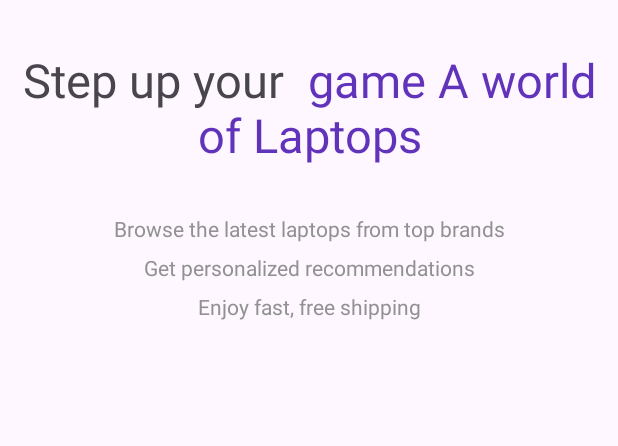
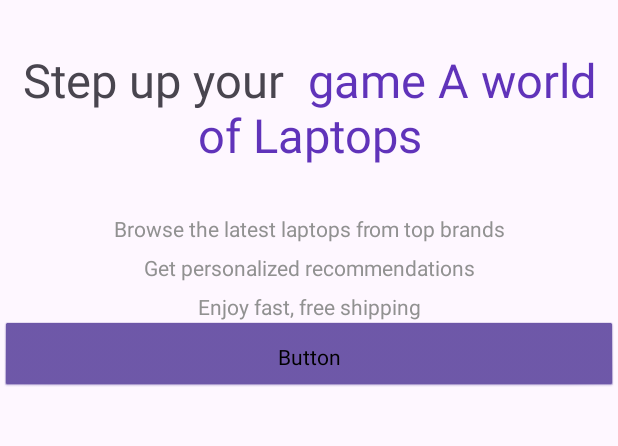
Before and after one commit to NotTarun11/Revive---App-Project, an Android app: the IntroActivity screen opened directly, with no data from a screen before it, on a phone screen of 412 x 824 dp, the part 240-686 px from its top. Run offline under Robolectric (Android 15) with nearby library versions, the phone set to English and light mode, and no system bars.

```diff
--- a/app/src/main/res/drawable/purple_button_bg.xml
+++ b/app/src/main/res/drawable/purple_button_bg.xml
@@ -3,6 +3,7 @@
 <item>
     <shape android:shape="rectangle">
         <corners android:radius="10dp"/>
+        <solid android:color="@color/purple"/>
     </shape>
 </item>
 </selector>
--- a/app/src/main/res/layout/activity_intro.xml
+++ b/app/src/main/res/layout/activity_intro.xml
@@ -41,6 +41,13 @@
                 android:layout_marginTop="32dp"
                 android:lineSpacingExtra="10dp"
                 android:textColor="@color/grey"/>
+
+            <Button
+                android:id="@+id/button"
+                style="@android:style/Widget.Button"
+                android:layout_width="match_parent"
+                android:layout_height="wrap_content"
+                android:text="Button" />
         </LinearLayout>
     </ScrollView>
 </androidx.constraintlayout.widget.ConstraintLayout>
```
Also changed, not shown: app/build.gradle.kts (+12 -0 lines).
